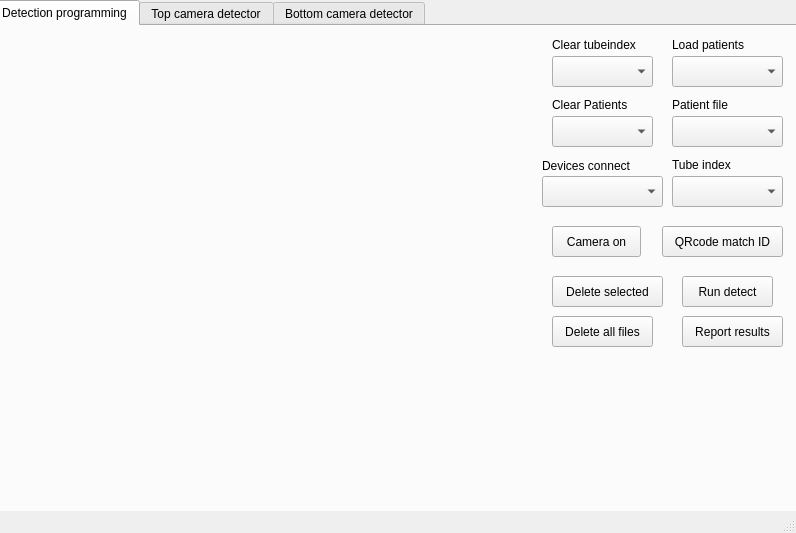
This is coviddetector.ui in KornbotDevUltimatorKraton/Gui_rpi_covid_detector as Qt 5 draws it before an edit. The edited form follows.
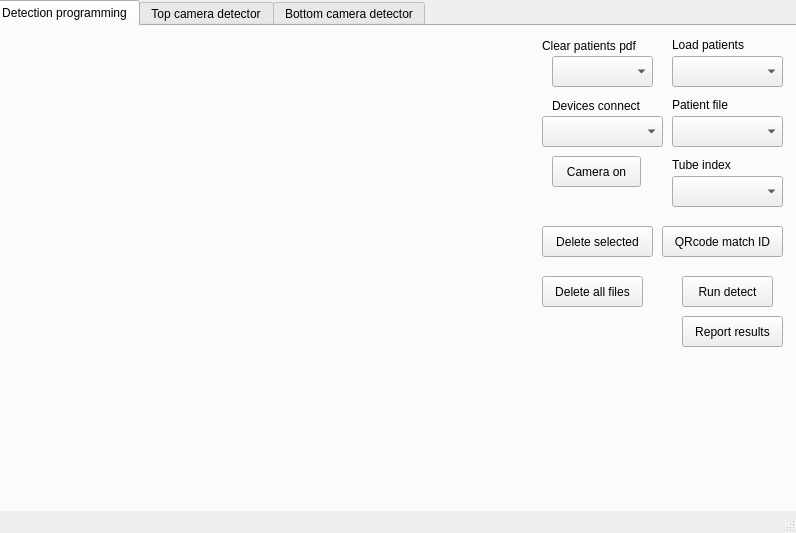
This is the edited form.

```diff
--- a/coviddetector.ui
+++ b/coviddetector.ui
@@ -76,7 +76,7 @@
       <property name="geometry">
        <rect>
         <x>550</x>
-        <y>150</y>
+        <y>90</y>
         <width>121</width>
         <height>31</height>
        </rect>
@@ -85,8 +85,8 @@
      <widget class="QLabel" name="label_24">
       <property name="geometry">
        <rect>
-        <x>550</x>
-        <y>130</y>
+        <x>560</x>
+        <y>70</y>
         <width>111</width>
         <height>20</height>
        </rect>
@@ -145,7 +145,7 @@
       <property name="geometry">
        <rect>
         <x>560</x>
-        <y>200</y>
+        <y>130</y>
         <width>89</width>
         <height>31</height>
        </rect>
@@ -203,47 +203,24 @@
        <string>Tube index</string>
       </property>
      </widget>
-     <widget class="QComboBox" name="comboBox_5">
-      <property name="geometry">
-       <rect>
-        <x>560</x>
-        <y>30</y>
-        <width>101</width>
-        <height>31</height>
-       </rect>
-      </property>
-     </widget>
-     <widget class="QLabel" name="label_19">
-      <property name="geometry">
-       <rect>
-        <x>560</x>
-        <y>10</y>
-        <width>111</width>
-        <height>17</height>
-       </rect>
-      </property>
-      <property name="text">
-       <string>Clear tubeindex</string>
-      </property>
-     </widget>
      <widget class="QLabel" name="label_20">
       <property name="geometry">
        <rect>
-        <x>560</x>
-        <y>70</y>
-        <width>101</width>
-        <height>17</height>
+        <x>550</x>
+        <y>10</y>
+        <width>131</width>
+        <height>20</height>
        </rect>
       </property>
       <property name="text">
-       <string>Clear Patients</string>
+       <string>Clear patients pdf</string>
       </property>
      </widget>
      <widget class="QComboBox" name="comboBox_6">
       <property name="geometry">
        <rect>
         <x>560</x>
-        <y>90</y>
+        <y>30</y>
         <width>101</width>
         <height>31</height>
        </rect>
@@ -252,8 +229,8 @@
      <widget class="QPushButton" name="pushButton_3">
       <property name="geometry">
        <rect>
-        <x>560</x>
-        <y>250</y>
+        <x>550</x>
+        <y>200</y>
         <width>111</width>
         <height>31</height>
        </rect>
@@ -265,8 +242,8 @@
      <widget class="QPushButton" name="pushButton_4">
       <property name="geometry">
        <rect>
-        <x>560</x>
-        <y>290</y>
+        <x>550</x>
+        <y>250</y>
         <width>101</width>
         <height>31</height>
        </rect>
```
